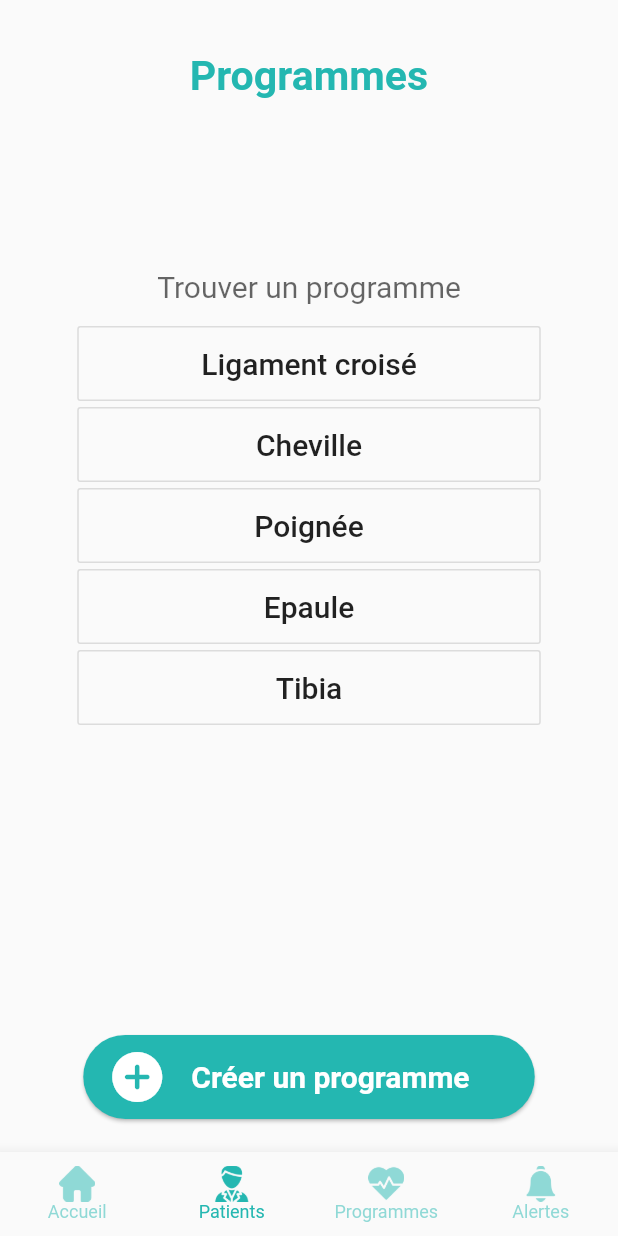
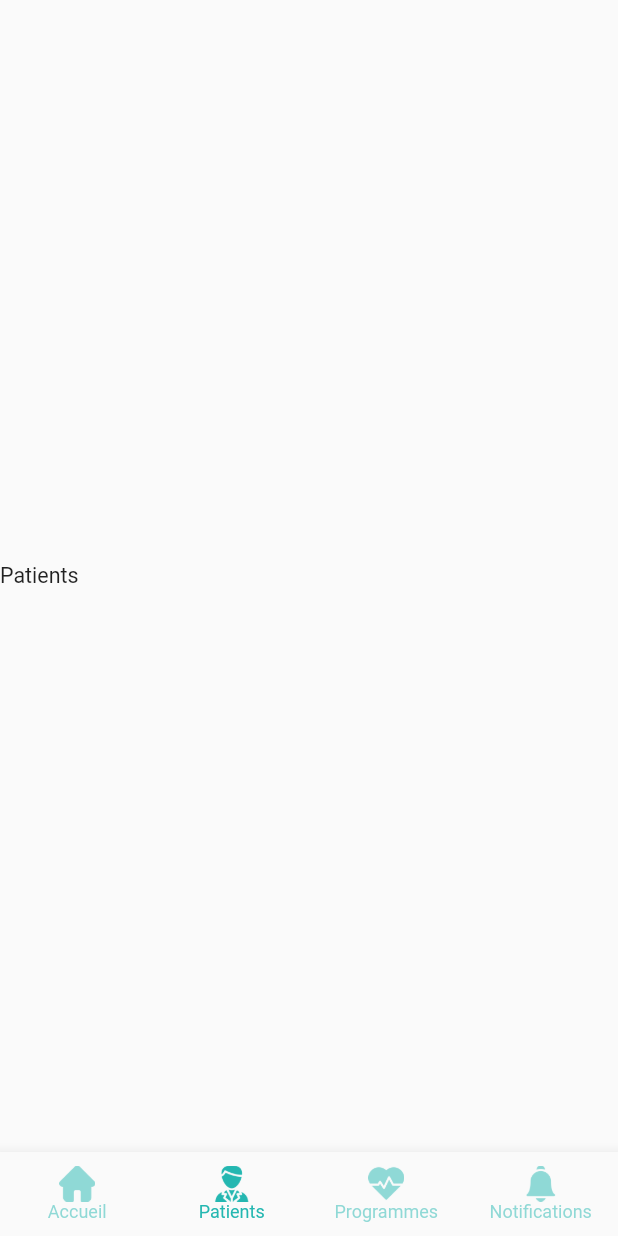
Before and after one commit to hachettea/kimnesik, a Flutter app: the screen it shows after launch, after a tap on "Patients", on a phone screen of 412 x 824 dp. Run offline on Flutter 3.47's test engine with Material 2 defaults, Android fonts, the phone set to English and light mode, and no system bars.

Commit message:
Renaming of files is now completed and creation of link between every view of the app.

```diff
--- a/lib/main.dart
+++ b/lib/main.dart
@@ -7,6 +7,6 @@ void main() => runApp(MyApp());
 class MyApp extends StatelessWidget {
   @override
   Widget build(BuildContext context) {
-    return MaterialApp(home: PagePrincipale());
+    return MaterialApp(home: App());
   }
 }
--- a/lib/view/app.dart
+++ b/lib/view/app.dart
@@ -1,20 +1,21 @@
 import 'package:flutter/material.dart';
 import 'package:kimnesik/view/tabNavigator.dart';
 
-class PagePrincipale extends StatefulWidget {
+class App extends StatefulWidget {
   @override
   State<StatefulWidget> createState() {
-    return _PagePrincipaleState();
+    return AppState();
   }
 }
 
-class _PagePrincipaleState extends State<PagePrincipale> {
+class AppState extends State<App> {
   String _currentPage = "Home";
-  List<String> pageKeys = ["Home", "PageProgrammes", "PageCreerProgramme"];
+  List<String> pageKeys = ["Home", "Patients", "Programs", "Notifications"];
   Map<String, GlobalKey<NavigatorState>> _navigatorKeys = {
     "Home": GlobalKey<NavigatorState>(),
-    "PageProgrammes": GlobalKey<NavigatorState>(),
-    "PageCreerProgramme": GlobalKey<NavigatorState>(),
+    "Patients": GlobalKey<NavigatorState>(),
+    "Programs": GlobalKey<NavigatorState>(),
+    "Notifications": GlobalKey<NavigatorState>(),
   };
   int _currentIndex = 0;
 
@@ -62,8 +63,9 @@ class _PagePrincipaleState extends State<PagePrincipale> {
         body: Stack(
           children: <Widget>[
             _buildOffstageNavigator("Home"),
-            _buildOffstageNavigator("PageProgrammes"),
-            _buildOffstageNavigator("PageCreerProgramme"),
+            _buildOffstageNavigator("Patients"),
+            _buildOffstageNavigator("Programs"),
+            _buildOffstageNavigator("Notifications"),
           ],
         ),
         bottomNavigationBar: BottomNavigationBar(
@@ -88,7 +90,7 @@ class _PagePrincipaleState extends State<PagePrincipale> {
                 label: 'Programmes'),
             new BottomNavigationBarItem(
               icon: new ImageIcon(AssetImage('assets/bell.png')),
-              label: 'Alertes',
+              label: 'Notifications',
             )
           ],
         ),
--- a/lib/view/home.dart
+++ b/lib/view/home.dart
@@ -1,21 +1,23 @@
-import 'dart:math';
-
 import 'package:flutter/material.dart';
-import 'package:kimnesik/view/programs.dart';
 
 typedef void IntCallback(int id);
 
-class PageMenuKine extends StatefulWidget {
+class Routes {
+  static const int patients = 1;
+  static const int programs = 2;
+}
+
+class Home extends StatefulWidget {
   final IntCallback changePage;
-  const PageMenuKine({Key key, this.changePage}) : super(key: key);
+  const Home({Key key, this.changePage}) : super(key: key);
 
   @override
   State<StatefulWidget> createState() {
-    return PageMenuKineState();
+    return HomeState();
   }
 }
 
-class PageMenuKineState extends State<PageMenuKine> {
+class HomeState extends State<Home> {
   @override
   void initState() {
     super.initState();
@@ -24,22 +26,6 @@ class PageMenuKineState extends State<PageMenuKine> {
   @override
   void dispose() {
     super.dispose();
-  }
-
-  Widget _buildBox({int points, Color color, Color textColor = Colors.white}) {
-    return Expanded(
-      flex: points,
-      child: Container(
-        constraints: BoxConstraints.expand(),
-        color: color,
-        child: Center(
-          child: Text(
-            '$points',
-            style: TextStyle(fontSize: 32.0, color: textColor),
-          ),
-        ),
-      ),
-    );
   }
 
   @override
@@ -99,15 +85,7 @@ class PageMenuKineState extends State<PageMenuKine> {
                   Expanded(
                       flex: 1,
                       child: OutlineButton(
-                        onPressed: () => {
-                          widget.changePage(1)
-                          /*
-                          Navigator.push(
-                            context,
-                            MaterialPageRoute(
-                                builder: (context) => new PageProgrammes()),
-                          )*/
-                        },
+                        onPressed: () => {widget.changePage(Routes.patients)},
                         color: Colors.white,
                         child: Row(children: [
                           Spacer(
@@ -139,7 +117,7 @@ class PageMenuKineState extends State<PageMenuKine> {
                   Expanded(
                     flex: 1,
                     child: OutlineButton(
-                        onPressed: () => {},
+                        onPressed: () => {widget.changePage(Routes.programs)},
                         color: Colors.white,
                         child: Row(children: [
                           Spacer(
@@ -179,3 +157,20 @@ class PageMenuKineState extends State<PageMenuKine> {
     ));
   }
 }
+/*
+  Widget _buildBox({int points, Color color, Color textColor = Colors.white}) {
+    return Expanded(
+      flex: points,
+      child: Container(
+        constraints: BoxConstraints.expand(),
+        color: color,
+        child: Center(
+          child: Text(
+            '$points',
+            style: TextStyle(fontSize: 32.0, color: textColor),
+          ),
+        ),
+      ),
+    );
+  }
+  */
--- a/lib/view/notifications.dart
+++ b/lib/view/notifications.dart
@@ -0,0 +1,52 @@
+import 'package:flutter/material.dart';
+
+typedef void IntCallback(int id);
+
+class Notifications extends StatefulWidget {
+  final IntCallback changePage;
+  const Notifications({Key key, this.changePage}) : super(key: key);
+
+  @override
+  State<StatefulWidget> createState() {
+    return NotificationsState();
+  }
+}
+
+class NotificationsState extends State<Notifications> {
+  @override
+  void initState() {
+    super.initState();
+  }
+
+  @override
+  void dispose() {
+    super.dispose();
+  }
+
+  @override
+  Widget build(BuildContext context) {
+    return new Scaffold(
+        body: Column(
+      mainAxisAlignment: MainAxisAlignment.center,
+      crossAxisAlignment: CrossAxisAlignment.center,
+      children: [Text("Notifications", style: TextStyle(fontSize: 14.3))],
+    ));
+  }
+}
+/*
+  Widget _buildBox({int points, Color color, Color textColor = Colors.white}) {
+    return Expanded(
+      flex: points,
+      child: Container(
+        constraints: BoxConstraints.expand(),
+        color: color,
+        child: Center(
+          child: Text(
+            '$points',
+            style: TextStyle(fontSize: 32.0, color: textColor),
+          ),
+        ),
+      ),
+    );
+  }
+  */
--- a/lib/view/patients.dart
+++ b/lib/view/patients.dart
@@ -0,0 +1,49 @@
+import 'package:flutter/material.dart';
+
+class Patients extends StatefulWidget {
+  const Patients({Key key}) : super(key: key);
+
+  @override
+  State<StatefulWidget> createState() {
+    return PatientsState();
+  }
+}
+
+class PatientsState extends State<Patients> {
+  @override
+  void initState() {
+    super.initState();
+  }
+
+  @override
+  void dispose() {
+    super.dispose();
+  }
+
+  @override
+  Widget build(BuildContext context) {
+    return new Scaffold(
+        body: Column(
+      mainAxisAlignment: MainAxisAlignment.center,
+      crossAxisAlignment: CrossAxisAlignment.center,
+      children: [Text("Patients", style: TextStyle(fontSize: 14.3))],
+    ));
+  }
+}
+/*
+  Widget _buildBox({int points, Color color, Color textColor = Colors.white}) {
+    return Expanded(
+      flex: points,
+      child: Container(
+        constraints: BoxConstraints.expand(),
+        color: color,
+        child: Center(
+          child: Text(
+            '$points',
+            style: TextStyle(fontSize: 32.0, color: textColor),
+          ),
+        ),
+      ),
+    );
+  }
+  */
--- a/lib/view/programs.dart
+++ b/lib/view/programs.dart
@@ -1,15 +1,15 @@
 import 'package:flutter/material.dart';
 import 'package:kimnesik/view/programGenerator.dart';
 
-class PageProgrammes extends StatefulWidget {
-  const PageProgrammes({Key key}) : super(key: key);
+class Programs extends StatefulWidget {
+  const Programs({Key key}) : super(key: key);
   @override
   State<StatefulWidget> createState() {
-    return PageProgrammesState();
+    return ProgramsState();
   }
 }
 
-class PageProgrammesState extends State<PageProgrammes> {
+class ProgramsState extends State<Programs> {
   TextEditingController textController = TextEditingController();
   List<String> initialList = [
     "Ligament croisé",
@@ -172,7 +172,7 @@ class PageProgrammesState extends State<PageProgrammes> {
                                   context,
                                   MaterialPageRoute(
                                       builder: (context) =>
-                                          new PageCreerProgramme()));
+                                          new ProgramGenerator()));
                             },
                             child: Column(
                               mainAxisSize: MainAxisSize.min,
--- a/lib/view/tabNavigator.dart
+++ b/lib/view/tabNavigator.dart
@@ -1,5 +1,6 @@
 import 'package:flutter/material.dart';
-import 'package:kimnesik/view/programGenerator.dart';
+import 'package:kimnesik/view/notifications.dart';
+import 'package:kimnesik/view/patients.dart';
 import 'package:kimnesik/view/home.dart';
 import 'package:kimnesik/view/programs.dart';
 
@@ -15,16 +16,16 @@ class TabNavigator extends StatelessWidget {
   Widget build(BuildContext context) {
     Widget child;
     if (tabItem == "Home")
-      child = PageMenuKine(
+      child = Home(
         changePage: (int index) {
           changePage(index);
         },
       );
-    else if (tabItem == "PageProgrammes")
-      child = PageProgrammes();
-    else if (tabItem == "PageCreerProgramme")
-      child = PageCreerProgramme();
-    else if (tabItem == "PageCreerProgramme") child = PageCreerProgramme();
+    else if (tabItem == "Patients")
+      child = Patients();
+    else if (tabItem == "Programs")
+      child = Programs();
+    else if (tabItem == "Notifications") child = Notifications();
 
     return Navigator(
       key: navigatorKey,
```
Also changed, not shown: lib/view/login.dart (+49 -0 lines), lib/view/patientFollowUp.dart (+51 -0 lines), lib/view/patientFollowUpAddInformation.dart (+52 -0 lines), lib/view/patientFollowUpAddNote.dart (+51 -0 lines), lib/view/patientFollowUpAddProgram.dart (+51 -0 lines), lib/view/patientGenerator.dart (+49 -0 lines), lib/view/programGenerator.dart (+4 -4 lines).
